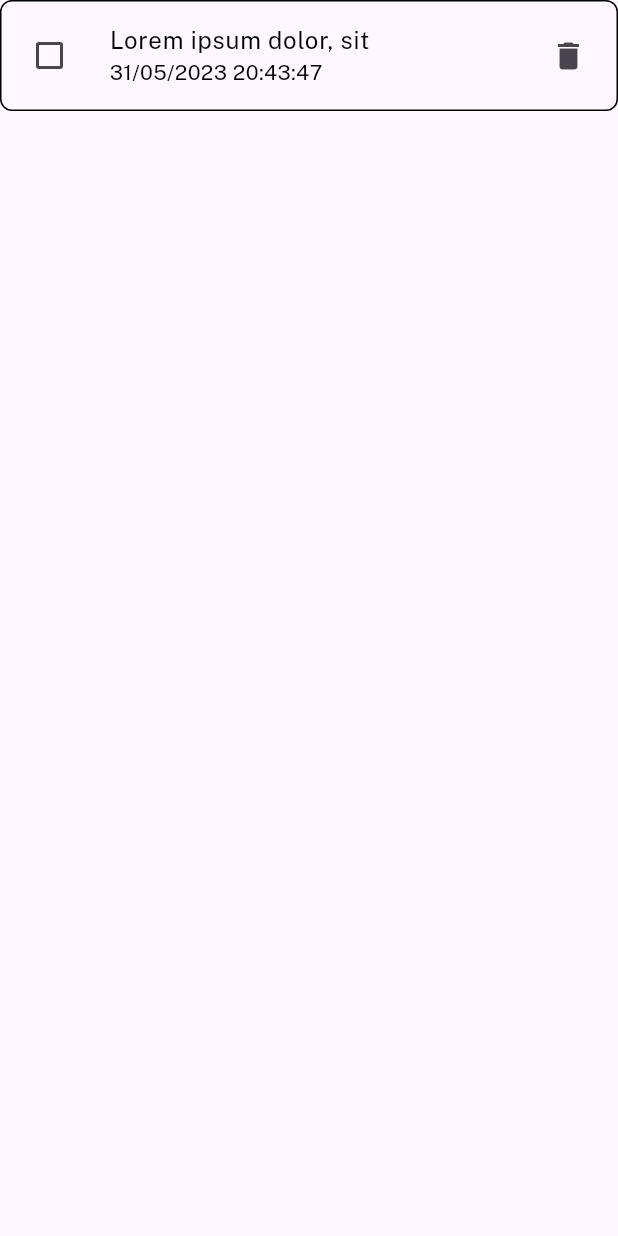
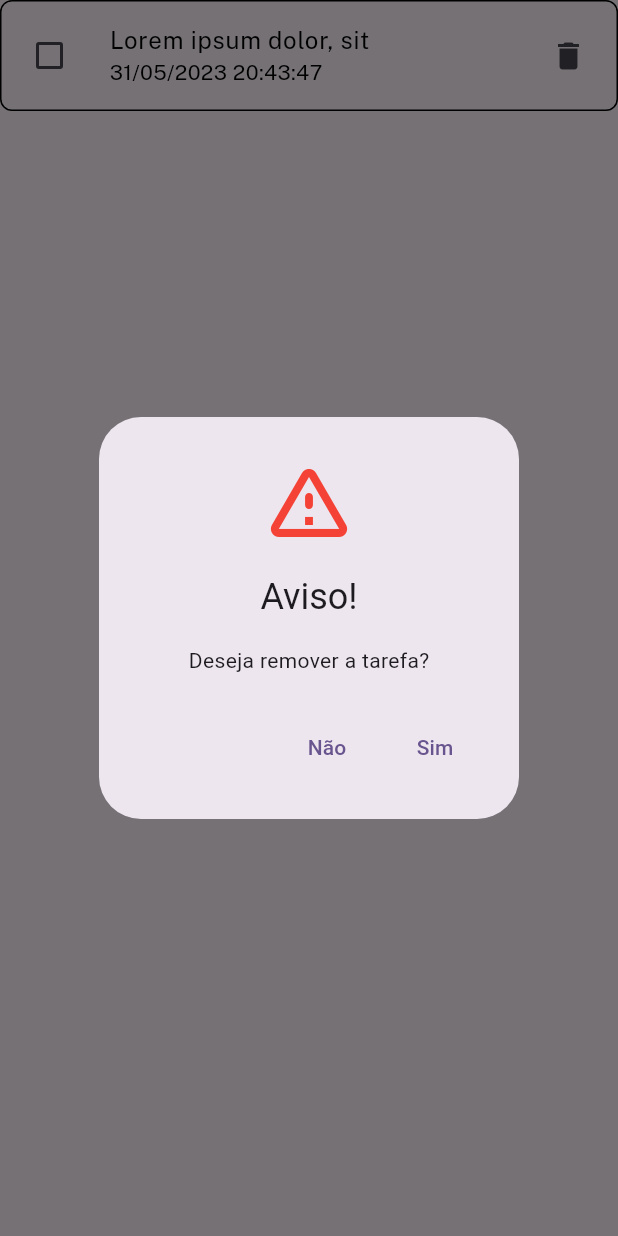
Before and after one commit to otaviohenrique1/app_lista_tarefas, a Flutter app: the ItemListaTarefas widget shown alone on an empty page, opened directly with sample values from the repository, after a tap on the "delete" icon, on a phone screen of 412 x 824 dp. Run offline on Flutter 3.47's test engine with Material 2 defaults, Android fonts, the phone set to English and light mode, and no system bars; our stand-ins replace sqflite; accounts and stored records are empty.

Commit message:
commit 18

```diff
--- /dev/null
+++ b/lib/components/alert_warning_dialog.dart
@@ -0,0 +1,36 @@
+import 'package:flutter/material.dart';
+
+alertWarningDialog({
+  required BuildContext context,
+  required String titulo,
+  required Function()? onPressed,
+}) {
+  return showDialog<String>(
+    context: context,
+    builder: (BuildContext context) => AlertDialog(
+      title: const Text('Aviso!'),
+      content: Row(
+        mainAxisAlignment: MainAxisAlignment.center,
+        children: [
+          Text(titulo),
+        ],
+      ),
+      icon: const Icon(
+        Icons.warning_amber_rounded,
+        size: 64,
+      ),
+      iconColor: Colors.red,
+      actions: <Widget>[
+        TextButton(
+          onPressed: () => Navigator.pop(context),
+          // onPressed: () => Navigator.pop(context, 'Cancel'),
+          child: const Text('Não'),
+        ),
+        TextButton(
+          onPressed: onPressed,
+          child: const Text('Sim'),
+        ),
+      ],
+    ),
+  );
+}
--- a/lib/components/item_lista_tarefas.dart
+++ b/lib/components/item_lista_tarefas.dart
@@ -1,3 +1,5 @@
+import 'package:app_lista_tarefas/components/alert_warning_dialog.dart';
+import 'package:app_lista_tarefas/pages/homepage.dart';
 import 'package:flutter/material.dart';
 import 'package:provider/provider.dart';
 import 'package:app_lista_tarefas/models/tarefa_model.dart';
@@ -86,7 +88,15 @@ class _ItemListaTarefasState extends State<ItemListaTarefas> {
           builder: (context, providerTarefaModel, child) {
             return IconButton(
               onPressed: () {
-                providerTarefaModel.delete(item.id);
+                alertWarningDialog(
+                  context: context,
+                  titulo: "Deseja remover a tarefa?",
+                  onPressed: () {
+                    // Navigator.pop(context);
+                    Navigator.pop(context, 'OK');
+                    providerTarefaModel.delete(item.id);
+                  },
+                );
               },
               icon: const Icon(Icons.delete),
             );
```
Also changed, not shown: lib/components/item_tarefa_detalhes.dart (added, +46 -0 lines), lib/pages/tarefa_detalhes.dart (+18 -48 lines).
